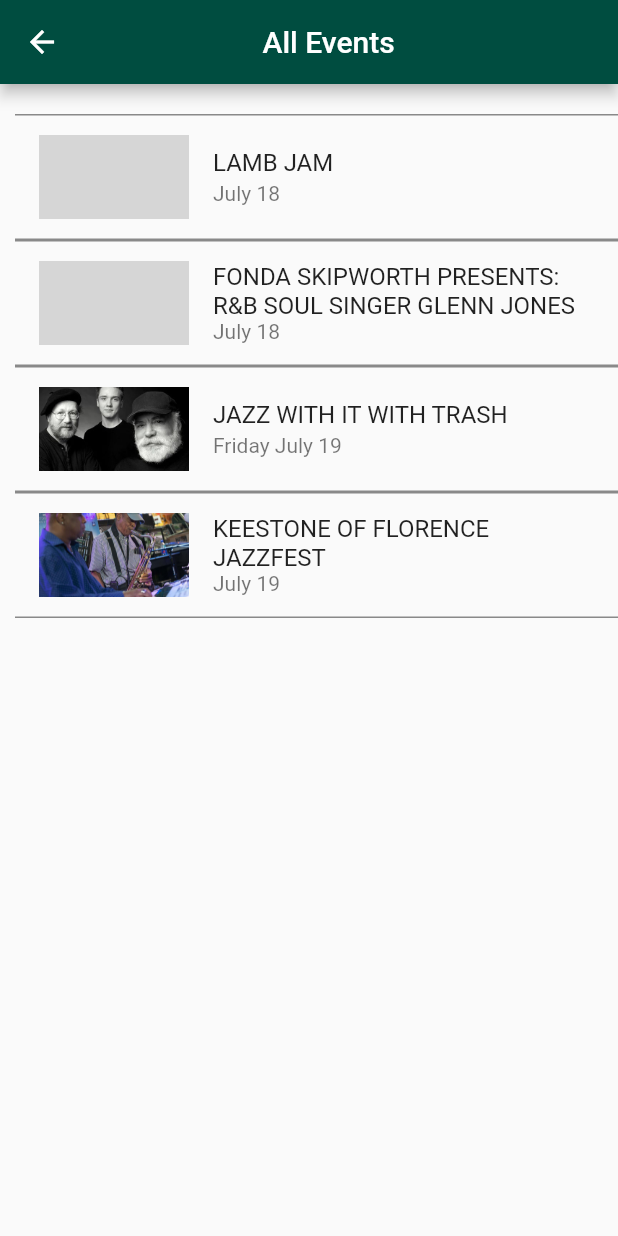
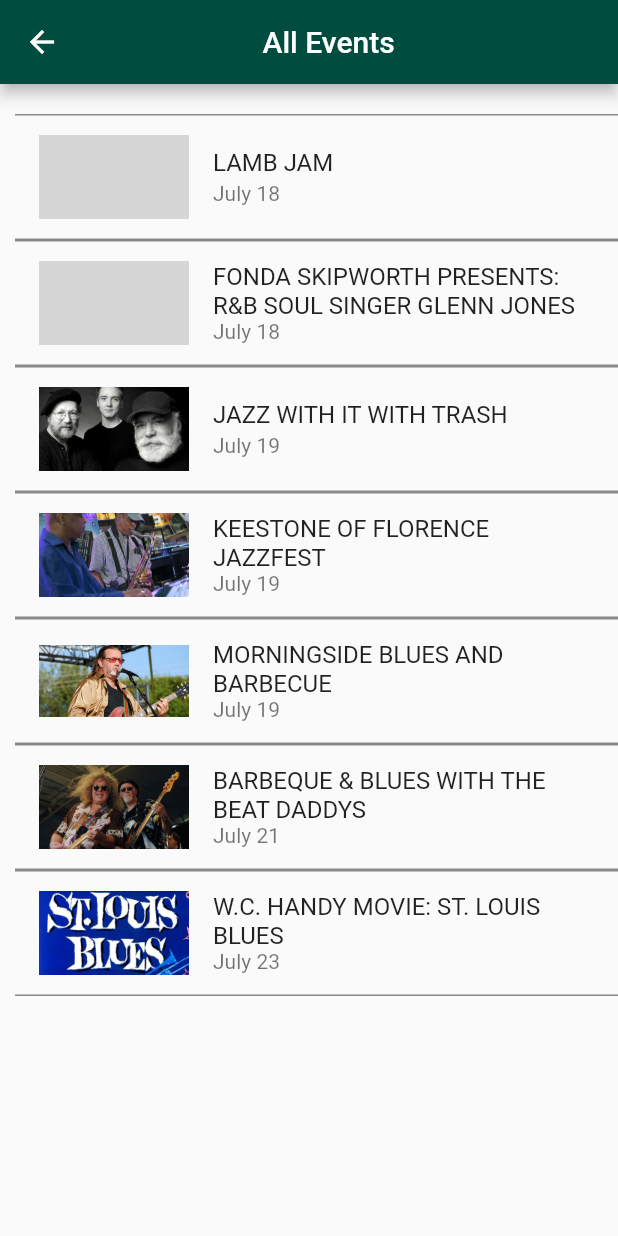
Before and after one commit to obilano/HandyApp, a Flutter app: the Events screen opened directly, on a phone screen of 412 x 824 dp. Run offline on Flutter 3.47's test engine with Material 2 defaults, Android fonts, the phone set to English and light mode, and no system bars; our stand-ins replace auto_size_text, photo_view, rflutter_alert, webview_flutter; grey boxes are pictures that could not be loaded.

Commit message:
Need to add the rest of the events in the eventClass.dart Most code has been shortened. Tested Search Bar with event class added eventClasses.dart, eventInfoLayout.dart, and genreLayout.dart

```diff
--- a/lib/misc/eventClasses.dart
+++ b/lib/misc/eventClasses.dart
@@ -125,7 +125,7 @@ class JazzWithIt extends StatelessWidget {
   final String genre = "Jazz";
   final String location =
       "Sheffield Library 316 North Montgomery Avenue, Sheffield, AL 35660";
-  final String date = "Friday July 19";
+  final String date = "July 19";
   final String time = "10:00 AM";
   final String sponsor =
       "Shoals Solid Waste Authority * Keep the Shoals Beautiful * Shoals Earth Month, Inc.";
--- a/lib/pages/allevents.dart
+++ b/lib/pages/allevents.dart
@@ -62,6 +62,28 @@ class alleventlist extends StatelessWidget {
           eventImage: KeestoneJazzFest().image,
           eventInfo: KeestoneJazzFest(thmColor: Events().bgrColor),
         ),
+
+        // list 5 **********************************************
+        EventListLayout(
+          eventName: Morningside().event,
+          eventDate: Morningside().date,
+          eventImage: Morningside().image,
+          eventInfo: Morningside(thmColor: Events().bgrColor),
+        ),
+        // list 6 **********************************************
+        EventListLayout(
+          eventName: BbqBlues().event,
+          eventDate: BbqBlues().date,
+          eventImage: BbqBlues().image,
+          eventInfo: BbqBlues(thmColor: Events().bgrColor),
+        ),
+        //list 3 ******************************************************
+        EventListLayout(
+          eventName: WCHandyMovie().event,
+          eventDate: WCHandyMovie().date,
+          eventImage: WCHandyMovie().image,
+          eventInfo: WCHandyMovie(thmColor: Events().bgrColor),
+        ),
       ],
     );
   }
```
